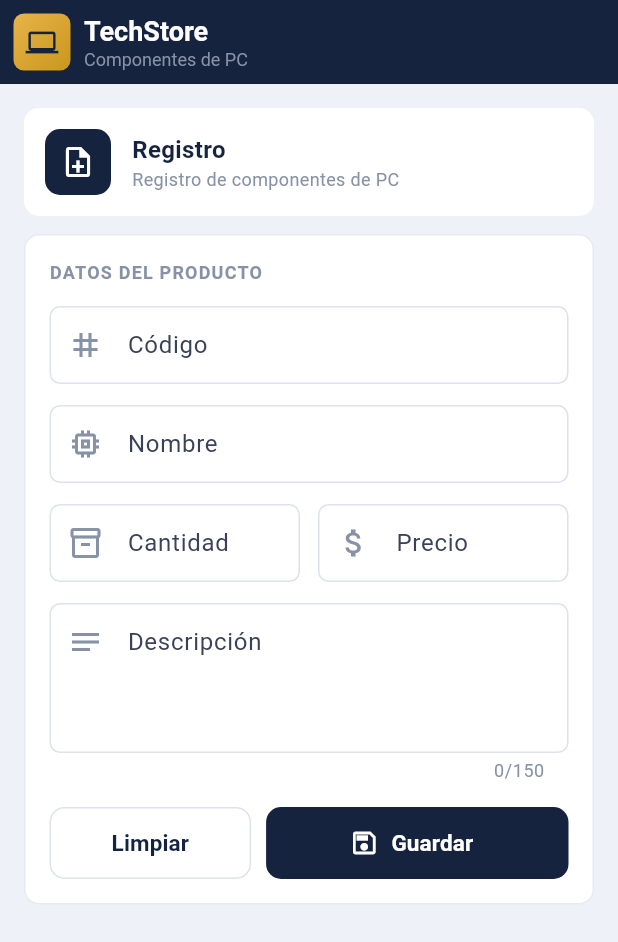
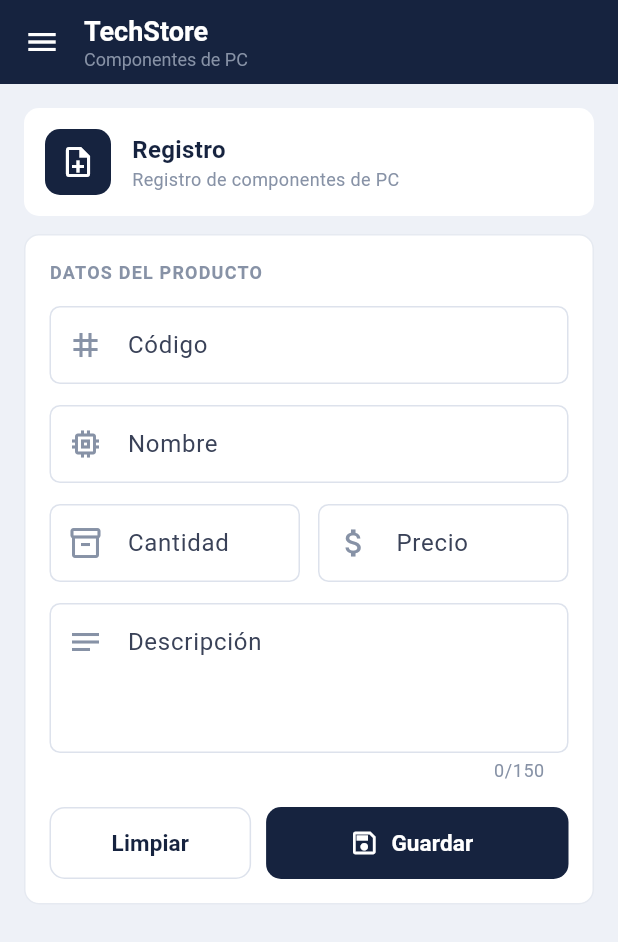
Before and after one commit to juancmera/flutter_actividad_1, a Flutter app: the FormScreen screen opened by its route, on a phone screen of 412 x 824 dp. Shown: the top 942 px of the screen. Run offline on Flutter 3.47's test engine with Material 3 defaults, Android fonts, the phone set to English and light mode, and no system bars; our stand-ins replace card_swiper; network calls fail.

```diff
--- a/lib/rutes/app_routes.dart
+++ b/lib/rutes/app_routes.dart
@@ -6,15 +6,17 @@ import '../screens/screens.dart';
 class AppRoutes {
   // nombre rudas
   static const String inicio = '/';
+  static const String catalogo = '/catalogo';
   static const String registro = '/registro';
-  static const String detalle = '/detalle';
+  static const String detalle = 'detalle';
 
   //mapa rutas
   static final Map<String, WidgetBuilder> rutas = {
     inicio: (context) => FormScreen (),
+    catalogo: (context) => CatalogoScreen(),
     registro: (context) => FormScreen(),
 
-    //pasar el objeto utilizando componenteRecibido
+    //objeto utilizando componenteRecibido
     detalle: (context) {
       final componenteRecibido =
         ModalRoute.of(context)!.settings.arguments as Componentes;
--- a/lib/screens/form_screen.dart
+++ b/lib/screens/form_screen.dart
@@ -1,7 +1,9 @@
 import 'package:actividad_integradora_1/models/product_model.dart';
 import 'package:actividad_integradora_1/rutes/app_routes.dart';
 import 'package:actividad_integradora_1/theme/tema.dart';
+import 'package:actividad_integradora_1/widgets/appbar_widget.dart';
 import 'package:actividad_integradora_1/widgets/campo_widget.dart';
+import 'package:actividad_integradora_1/widgets/menu_widget.dart';
 import 'package:flutter/material.dart';
 
 class FormScreen extends StatefulWidget {
@@ -36,42 +38,8 @@ class _FormScreenState extends State<FormScreen> {
   Widget build(BuildContext context) {
     //String etiqueta;
     return Scaffold(
-
-      appBar: AppBar(
-        backgroundColor: TechStoreColors .navy900,
-        foregroundColor: TechStoreColors.card,
-        leading: Center(
-          child: Container(
-            width: 38,
-            height: 38,
-            decoration: BoxDecoration(
-              gradient: TechStoreColors.goldGradient, //fondo con degradado
-              borderRadius: BorderRadius.circular(TechStoreRadius.sm),
-
-            ),
-            child: Icon(
-              Icons.laptop_outlined,
-              color: TechStoreColors.navy900,
-              size: 22,
-            ),
-          ),
-        ),
-        //titleSpacing es el espacio entre el leading y el título.
-        titleSpacing: 0,
-        title: Column(
-          crossAxisAlignment: CrossAxisAlignment.start,
-          children: [
-            Text(
-              'TechStore',
-              style: TextStyle(fontSize: 18, fontWeight: FontWeight.bold),
-            ),
-            Text(
-              'Componentes de PC',
-              style: TextStyle(fontSize: 12, color: TechStoreColors.muted),
-            ),
-          ],
-        ),
-      ),
+      appBar: const BarraDefault(),
+      drawer: const MenuLateral(),
 
       body: ListView(
         padding: EdgeInsets.all(16),
@@ -297,7 +265,7 @@ class _FormScreenState extends State<FormScreen> {
                                 ),
                               );*/
                               Navigator.pushNamed(
-                                context, AppRoutes .detalle,
+                                context, AppRoutes.detalle,
                                 arguments: nuevoComponente
                               );
 
--- a/lib/screens/screens.dart
+++ b/lib/screens/screens.dart
@@ -1,2 +1,4 @@
 export 'package:actividad_integradora_1/screens/detail_screen.dart';
 export 'package:actividad_integradora_1/screens/form_screen.dart';
+export 'package:actividad_integradora_1/screens/catalogo_screen.dart';
+export 'package:actividad_integradora_1/screens/home_screen.dart';
--- a/lib/widgets/producto_widget.dart
+++ b/lib/widgets/producto_widget.dart
@@ -16,7 +16,7 @@ const ProductoCard({
 
     return  Card(
       elevation: 3,
-      // clipBehavior recorta la imagen con las esquinas redondeadas del Card
+
       clipBehavior: Clip.antiAlias,
       shape: RoundedRectangleBorder(borderRadius: BorderRadius.circular(16)),
       child: Column(
@@ -28,10 +28,10 @@ const ProductoCard({
               width: double.infinity,
               child: FadeInImage(
                 fit: BoxFit.contain,
-                placeholder: const AssetImage('assets/images/logo_.png'),
+                placeholder: AssetImage('assets/img/logo.png'),
                 image: NetworkImage(producto.imagen),
                 imageErrorBuilder: (_, _, _) =>
-                    Image.asset('assets/images/logo_.png'),
+                    Image.asset('assets/img/logo.png'),
               ),
             ),
           ),
```
Also changed, not shown: lib/providers/product_provider.dart (+16 -18 lines), lib/screens/catalogo_screen.dart (+8 -14 lines), lib/screens/detail_screen.dart (+6 -19 lines), lib/screens/home_screen.dart (+4 -7 lines), lib/services/product_service.dart (+1 -11 lines), lib/widgets/card_swiper.dart (+4 -3 lines), lib/widgets/menu_widget.dart (+1 -7 lines).
